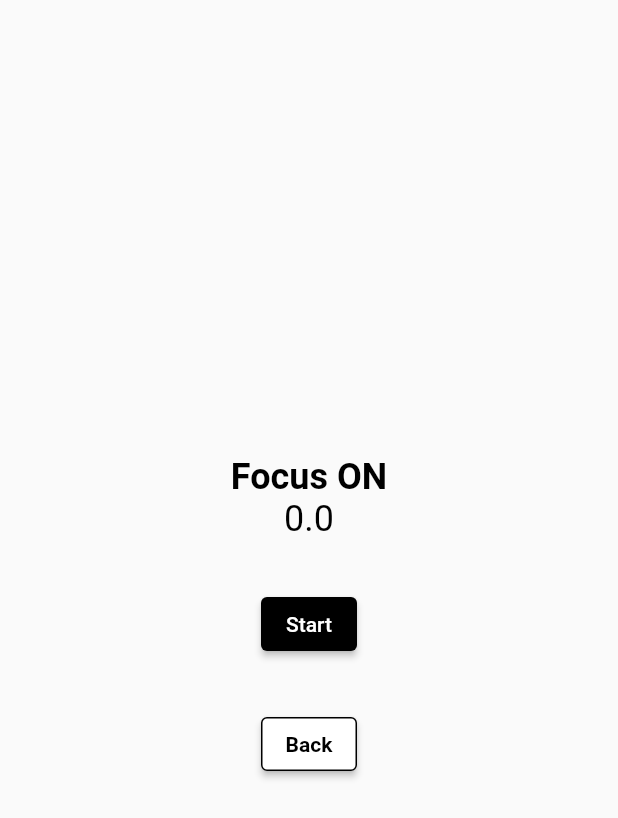
After one commit to DakshDB/iambored, a Flutter app: the screen it shows after launch, after a tap on "Focus", on a phone screen of 412 x 824 dp. The commit adds this screen. Shown: the top 818 px of the screen. Run offline on Flutter 3.47's test engine with Material 2 defaults, Android fonts, the phone set to English and light mode, and no system bars; our stand-ins replace cherry_toast, localstorage.

Commit message:
Focus ON

```diff
--- a/lib/Config/config.dart
+++ b/lib/Config/config.dart
@@ -5,4 +5,5 @@ var gameScoreOrderMap = {
   'speed_clicker': -1,
   'reflector': 1,
   'order_order': 1,
+  'focus': 1,
 };
--- /dev/null
+++ b/lib/Games/Focus/home.dart
@@ -0,0 +1,192 @@
+import 'dart:async';
+
+import 'package:flutter/material.dart';
+
+import '../../Leaderboard/Services/ScoreRecorder.dart';
+
+class FocusOn extends StatefulWidget {
+  const FocusOn({Key? key}) : super(key: key);
+
+  @override
+  State<FocusOn> createState() => _FocusOnState();
+}
+
+class _FocusOnState extends State<FocusOn> {
+  bool _isStart = false;
+  bool _isEnd = false;
+  String _time = "0.0";
+
+  Color _color = const Color(0xff000000);
+  double _size = 40;
+  double _sizeChange = 0.4;
+  double _colorChange = 0.001;
+
+  void _startTimer() {
+    _isStart = true;
+    _isEnd = false;
+    _time = "0.0";
+    Timer.periodic(const Duration(milliseconds: 20), (timer) {
+      if (_isEnd) {
+        timer.cancel();
+      } else {
+        setState(() {
+          _time = (double.parse(_time) + 0.02).toStringAsFixed(2);
+          transform();
+        });
+      }
+    });
+  }
+
+  void _endTimer() {
+    setState(() {
+      _color = const Color(0xff000000);
+      _size = 40;
+      _sizeChange = 0.4;
+      _colorChange = 0.001;
+
+      var score = double.parse(_time);
+      // Save the score
+      recordScore("focus", score.toDouble());
+
+      _isEnd = true;
+      _isStart = false;
+    });
+  }
+
+  // Transformer : When the focus starts, a circle appears in the middle of the screen.
+  // The circle changes color every 100 milliseconds and the size of the circle increases by 1 pixel every 100 milliseconds to a maximum of 60 pixels and decreases by 1 pixel every 100 milliseconds to a minimum of 10 pixels and keeps repeating this process.
+  void transform() {
+    _size += _sizeChange;
+    if (_size > 80) {
+      _sizeChange = -0.4;
+    } else if (_size < 20) {
+      _sizeChange = 0.4;
+    }
+
+    //  Transform color throughout the color spectrum
+    _colorChange += 0.001;
+    if (_colorChange > 1) {
+      _colorChange = 0.001;
+    }
+
+    double hue = _colorChange * 360.0;
+    _color = HSVColor.fromAHSV(1.0, hue, 1.0, 1.0).toColor();
+  }
+
+  @override
+  Widget build(BuildContext context) {
+    return Scaffold(
+        body: GestureDetector(
+      behavior: HitTestBehavior.opaque,
+      onTap: () {
+        if (_isStart) {
+          _endTimer();
+        }
+      },
+      child: Center(
+        child: _isStart
+            ? Column(
+                mainAxisAlignment: MainAxisAlignment.spaceAround,
+                children: [
+                  SizedBox(
+                    height: MediaQuery.of(context).size.height * 0.2,
+                    child: Column(
+                      children: [
+                        Text(
+                          'Focus ON',
+                          style: Theme.of(context).textTheme.headlineSmall?.copyWith(
+                                fontSize: 24,
+                                fontWeight: FontWeight.bold,
+                              ),
+                        ),
+                        const SizedBox(height: 10),
+                        Text(
+                          '$_time',
+                          style: Theme.of(context).textTheme.headlineSmall?.copyWith(
+                                fontSize: 24,
+                                fontWeight: FontWeight.bold,
+                              ),
+                        ),
+                      ],
+                    ),
+                  ),
+                  SizedBox(
+                    height: MediaQuery.of(context).size.height * 0.4,
+                    child: Container(
+                        width: _size,
+                        height: _size,
+                        decoration: BoxDecoration(
+                          shape: BoxShape.circle,
+                          color: _color,
+                        )),
+                  ),
+                  Padding(
+                    padding: const EdgeInsets.all(16.0),
+                    child: SizedBox(
+                      height: MediaQuery.of(context).size.height * 0.2,
+                      child: Column(
+                        children: [
+                          Text('Focus ! Keep Looking At The Circle',
+                              style: Theme.of(context).textTheme.headlineSmall?.copyWith(
+                                    fontSize: 16,
+                                    fontWeight: FontWeight.bold,
+                                  )),
+                          const SizedBox(height: 20),
+                          Text('Tap the screen when you are done',
+                              style: Theme.of(context).textTheme.headlineSmall?.copyWith(
+                                    fontSize: 16,
+                                  )),
+                        ],
+                      ),
+                    ),
+                  ),
+                ],
+              )
+            : Column(
+                mainAxisAlignment: MainAxisAlignment.center,
+                children: <Widget>[
+                  Text(
+                    'Focus ON',
+                    style: Theme.of(context).textTheme.headlineMedium?.copyWith(
+                          fontSize: 24,
+                          fontWeight: FontWeight.bold,
+                          color: Colors.black,
+                        ),
+                  ),
+                  Text(
+                    '$_time',
+                    style: Theme.of(context).textTheme.headlineMedium?.copyWith(
+                          fontSize: 24,
+                          color: Colors.black,
+                        ),
+                  ),
+                  const SizedBox(height: 32),
+                  ElevatedButton(
+                    style: ElevatedButton.styleFrom(
+                      foregroundColor: Colors.white,
+                      backgroundColor: Colors.black,
+                    ),
+                    onPressed: () {
+                      _startTimer();
+                    },
+                    child: const Text('Start'),
+                  ),
+                  const SizedBox(height: 32),
+                  ElevatedButton(
+                    style: ButtonStyle(
+                      shape: MaterialStateProperty.all<RoundedRectangleBorder>(RoundedRectangleBorder(
+                          borderRadius: BorderRadius.circular(4.0), side: const BorderSide(color: Colors.black))),
+                      backgroundColor: MaterialStateProperty.all<Color>(Colors.white),
+                      foregroundColor: MaterialStateProperty.all<Color>(Colors.black),
+                    ),
+                    onPressed: () {
+                      Navigator.pop(context);
+                    },
+                    child: const Text('Back', style: TextStyle(color: Colors.black, fontWeight: FontWeight.bold)),
+                  ),
+                ],
+              ),
+      ),
+    ));
+  }
+}
--- a/lib/Leaderboard/home.dart
+++ b/lib/Leaderboard/home.dart
@@ -106,6 +106,20 @@ class _LeaderboardState extends State<Leaderboard> {
                                   getData(game);
                                 },
                                 child: const Text('Order Order'),
+                              ),
+                              const SizedBox(
+                                width: 20,
+                              ),
+                              ElevatedButton(
+                                style: ElevatedButton.styleFrom(
+                                  foregroundColor: Colors.white,
+                                  backgroundColor: Colors.black,
+                                ),
+                                onPressed: () {
+                                  var game = 'focus';
+                                  getData(game);
+                                },
+                                child: const Text('Focus ON'),
                               ),
                               const SizedBox(
                                 width: 20,
--- a/lib/home.dart
+++ b/lib/home.dart
@@ -4,6 +4,7 @@ import 'package:iambored/Games/Reflector/home.dart';
 
 import 'Games/CatchDot/home.dart';
 import 'Games/FindDot/home.dart';
+import 'Games/Focus/home.dart';
 import 'Games/LifeGame/home.dart';
 import 'Games/SpeedClicker/home.dart';
 import 'Games/SpotDot/home.dart';
@@ -158,6 +159,22 @@ class _HomeState extends State<Home> {
           ),
           const SizedBox(height: 20),
           ElevatedButton(
+            style: ElevatedButton.styleFrom(
+              foregroundColor: Colors.white,
+              backgroundColor: Colors.black,
+            ),
+            onPressed: () {
+              Navigator.push(
+                context,
+                MaterialPageRoute(
+                  builder: (context) => const FocusOn(),
+                ),
+              );
+            },
+            child: const Text('Focus'),
+          ),
+          const SizedBox(height: 20),
+          ElevatedButton(
             style: ButtonStyle(
               shape: MaterialStateProperty.all<RoundedRectangleBorder>(RoundedRectangleBorder(
                   borderRadius: BorderRadius.circular(4.0), side: const BorderSide(color: Colors.black))),
```
